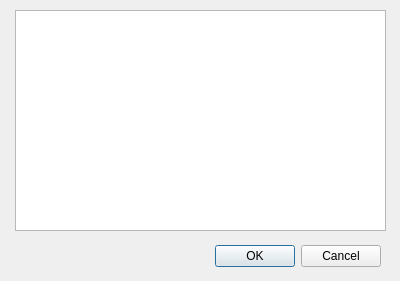
Old version of the form gui/dlgFeature.ui in the repository ilastik/ilastik-0.5.
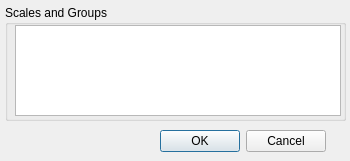
New version of the form. Icons and pictures are not drawn.

Commit message: New Feature Selection Dialog, First Test on how to display a context menu for convenient labelClass selection Starting restructuring the labelwidgets boxes and buttons

What changed in the file:
```diff
--- a/gui/dlgFeature.ui
+++ b/gui/dlgFeature.ui
@@ -5,8 +5,8 @@
    <rect>
     <x>0</x>
     <y>0</y>
-    <width>400</width>
-    <height>281</height>
+    <width>350</width>
+    <height>161</height>
    </rect>
   </property>
   <property name="windowTitle" >
@@ -15,8 +15,8 @@
   <widget class="QDialogButtonBox" name="confirmButtons" >
    <property name="geometry" >
     <rect>
-     <x>10</x>
-     <y>240</y>
+     <x>-45</x>
+     <y>125</y>
      <width>371</width>
      <height>32</height>
     </rect>
@@ -31,8 +31,8 @@
   <widget class="QListWidget" name="featureList" >
    <property name="geometry" >
     <rect>
-     <x>15</x>
-     <y>10</y>
+     <x>330</x>
+     <y>235</y>
      <width>371</width>
      <height>221</height>
     </rect>
@@ -44,6 +44,36 @@
     <enum>QAbstractItemView::SelectRows</enum>
    </property>
   </widget>
+  <widget class="QGroupBox" name="groupBox" >
+   <property name="geometry" >
+    <rect>
+     <x>5</x>
+     <y>5</y>
+     <width>341</width>
+     <height>116</height>
+    </rect>
+   </property>
+   <property name="title" >
+    <string>Scales and Groups</string>
+   </property>
+   <widget class="QTableWidget" name="featureTable" >
+    <property name="geometry" >
+     <rect>
+      <x>10</x>
+      <y>20</y>
+      <width>326</width>
+      <height>91</height>
+     </rect>
+    </property>
+    <property name="toolTip" >
+     <string>&lt;!DOCTYPE HTML PUBLIC "-//W3C//DTD HTML 4.0//EN" "http://www.w3.org/TR/REC-html40/strict.dtd">
+&lt;html>&lt;head>&lt;meta name="qrichtext" content="1" />&lt;style type="text/css">
+p, li { white-space: pre-wrap; }
+&lt;/style>&lt;/head>&lt;body style=" font-family:'Tahoma'; font-size:8.25pt; font-weight:400; font-style:normal;">
+&lt;p style=" margin-top:0px; margin-bottom:0px; margin-left:0px; margin-right:0px; -qt-block-indent:0; text-indent:0px;">Draw a rectangle to select feaures&lt;/p>&lt;/body>&lt;/html></string>
+    </property>
+   </widget>
+  </widget>
  </widget>
  <resources/>
  <connections>
```
Left out of the diff: 14 changed lines with no effect on the pictures. The commit also changes 4 other files.
